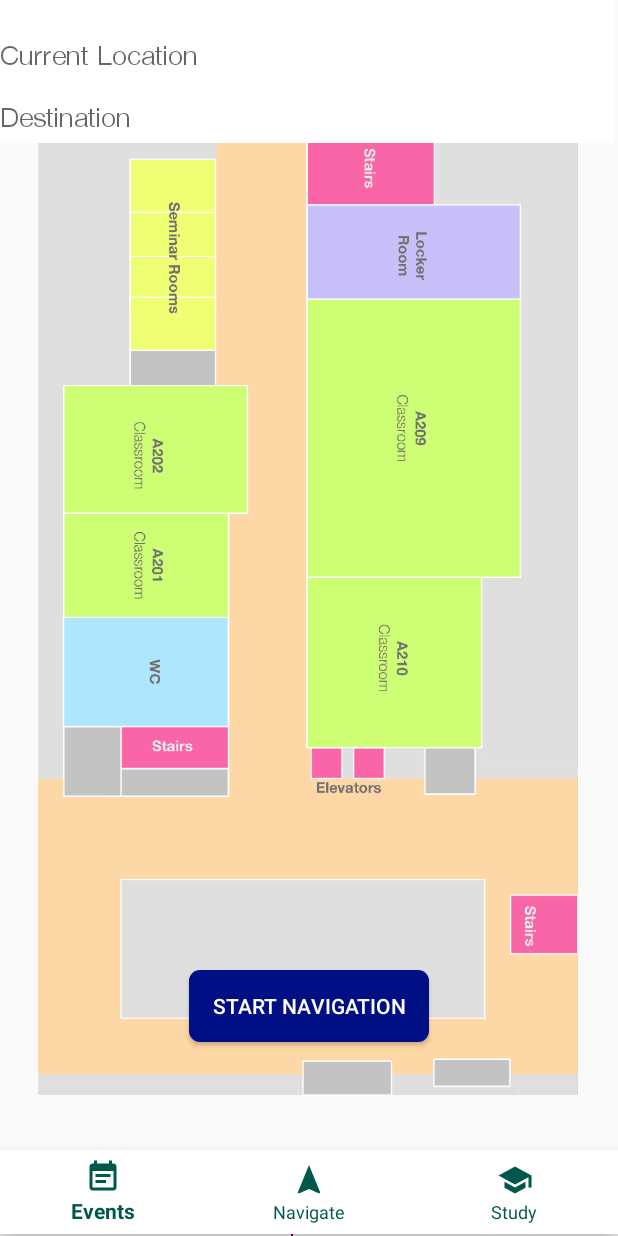
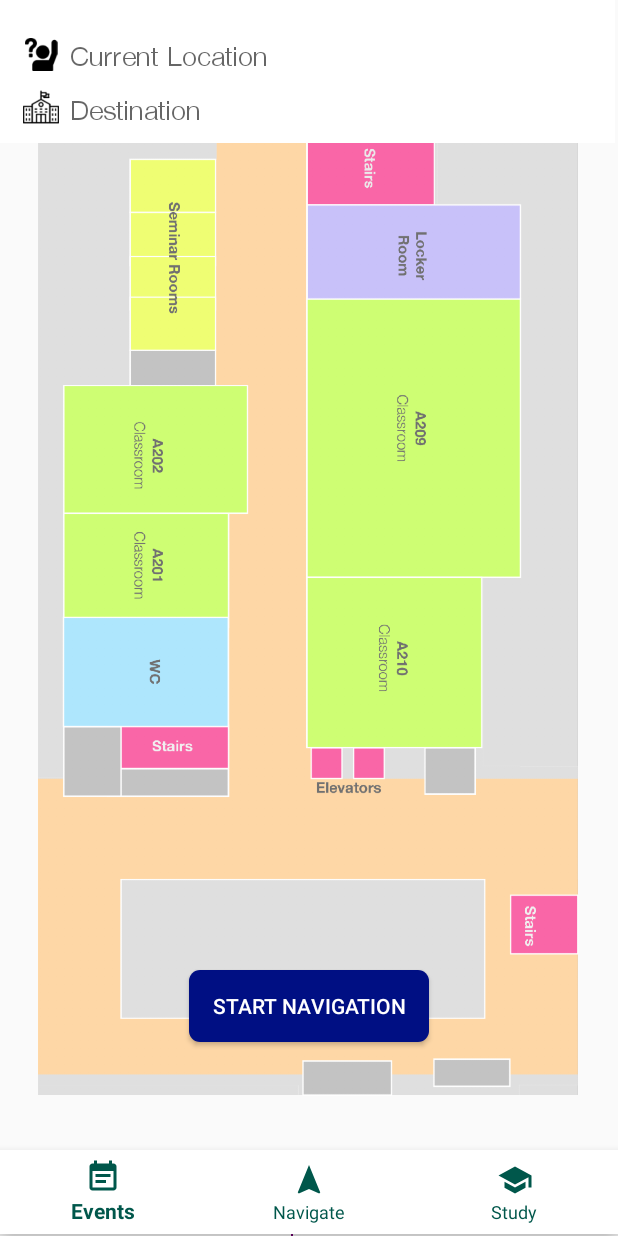
Before and after one commit to ojan2021/mapversity, an Android app: the NavScreen screen opened directly, with no data from a screen before it, on a phone screen of 412 x 824 dp. Run offline under Robolectric (Android 15) with nearby library versions, the light colour scheme and no system bars; libraries missing offline, so code that uses them is left out: com.github.chrisbanes.photoview; plain views replace PhotoView; 2 statements that could not run were skipped.

Commit message:
Icons added to the Navigation Screen

```diff
--- a/app/src/main/res/layout/path_chooser.xml
+++ b/app/src/main/res/layout/path_chooser.xml
@@ -9,7 +9,7 @@
 
     <AutoCompleteTextView
         android:id="@+id/SourcePointText"
-        android:layout_width="match_parent"
+        android:layout_width="wrap_content"
         android:layout_height="wrap_content"
         android:background="@color/cardview_light_background"
         android:completionThreshold="1"
@@ -17,14 +17,14 @@
         android:hint="Current Location"
         app:layout_constraintBottom_toBottomOf="parent"
         app:layout_constraintEnd_toEndOf="parent"
-        app:layout_constraintHorizontal_bias="0.0"
+        app:layout_constraintHorizontal_bias="0.167"
         app:layout_constraintStart_toStartOf="parent"
         app:layout_constraintTop_toTopOf="parent"
-        app:layout_constraintVertical_bias="0.347" />
+        app:layout_constraintVertical_bias="0.357" />
 
     <AutoCompleteTextView
         android:id="@+id/DestinationPointText"
-        android:layout_width="match_parent"
+        android:layout_width="wrap_content"
         android:layout_height="wrap_content"
         android:background="@color/cardview_light_background"
         android:completionThreshold="1"
@@ -32,9 +32,33 @@
         android:hint="Destination"
         app:layout_constraintBottom_toBottomOf="parent"
         app:layout_constraintEnd_toEndOf="parent"
-        app:layout_constraintHorizontal_bias="0.0"
+        app:layout_constraintHorizontal_bias="0.145"
         app:layout_constraintStart_toStartOf="parent"
         app:layout_constraintTop_toTopOf="parent"
-        app:layout_constraintVertical_bias="0.906" />
+        app:layout_constraintVertical_bias="0.842" />
+
+    <ImageView
+        android:id="@+id/raiseYourHand"
+        android:layout_width="25dp"
+        android:layout_height="22dp"
+        app:layout_constraintBottom_toBottomOf="parent"
+        app:layout_constraintEnd_toEndOf="parent"
+        app:layout_constraintHorizontal_bias="0.038"
+        app:layout_constraintStart_toStartOf="parent"
+        app:layout_constraintTop_toTopOf="parent"
+        app:layout_constraintVertical_bias="0.346"
+        app:srcCompat="@drawable/raise_your_hand_to_ask" />
+
+    <ImageView
+        android:id="@+id/imageView2"
+        android:layout_width="25dp"
+        android:layout_height="24dp"
+        app:layout_constraintBottom_toBottomOf="parent"
+        app:layout_constraintEnd_toEndOf="parent"
+        app:layout_constraintHorizontal_bias="0.038"
+        app:layout_constraintStart_toStartOf="parent"
+        app:layout_constraintTop_toTopOf="parent"
+        app:layout_constraintVertical_bias="0.833"
+        app:srcCompat="@drawable/university" />
 
 </androidx.constraintlayout.widget.ConstraintLayout>
```
Also changed, not shown: app/src/main/res/drawable/raise_your_hand_to_ask.png (added), app/src/main/res/drawable/university.png (added), 70 other files.
